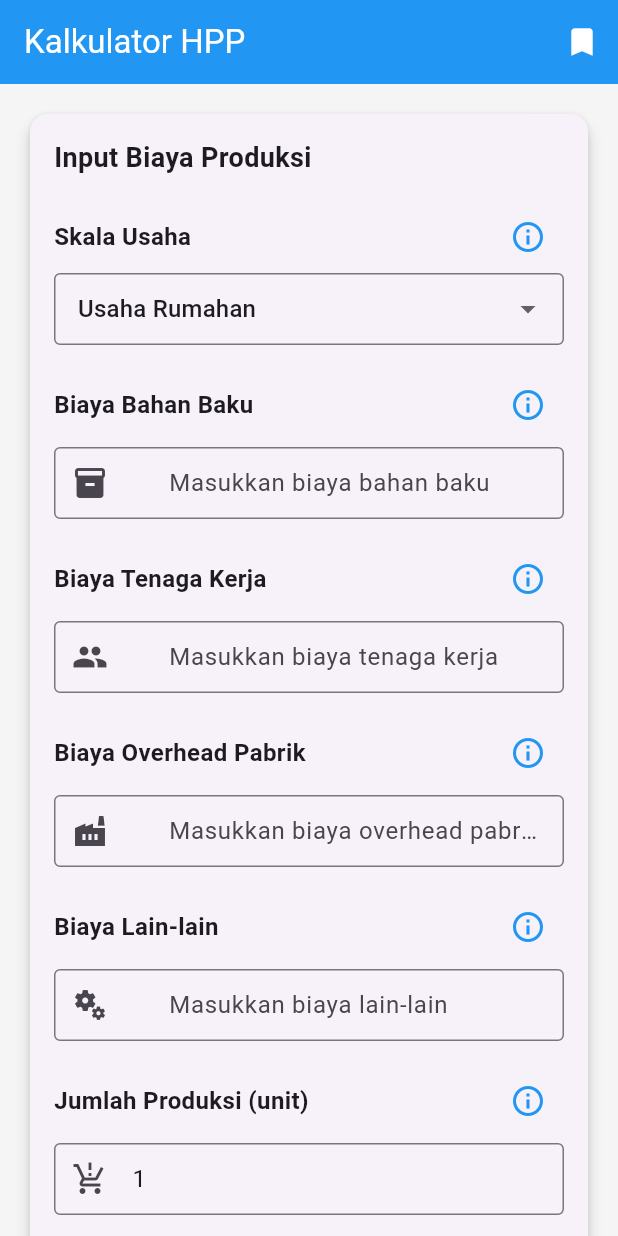
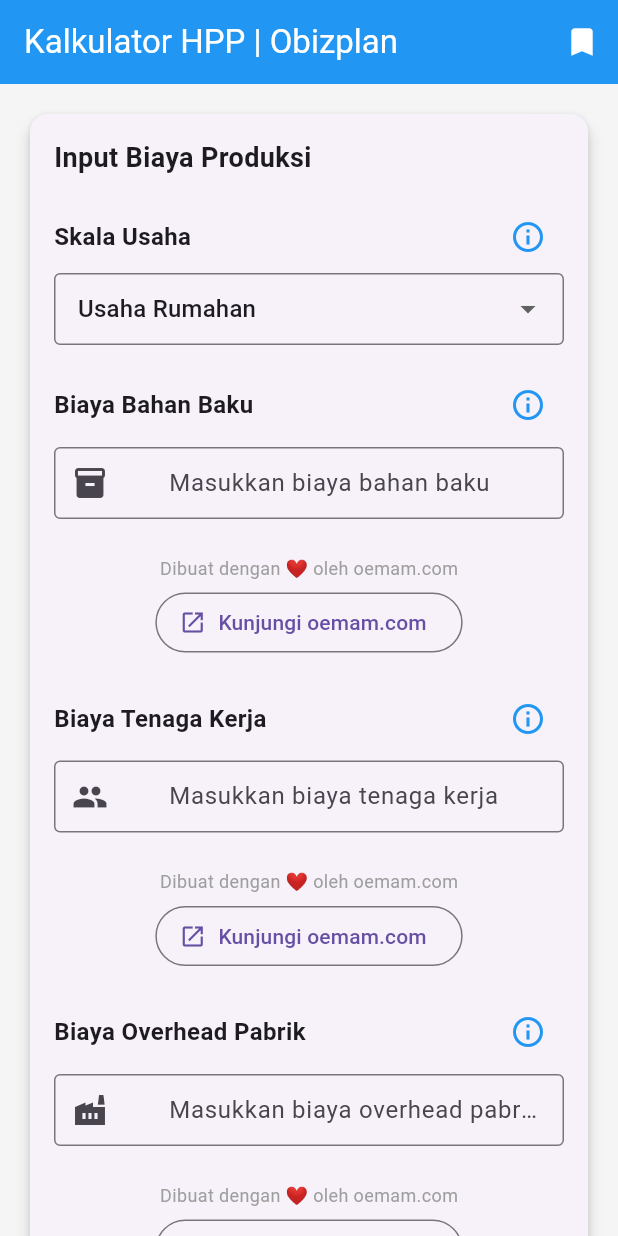
Before and after one commit to billbull21/bizplan_flutter, a Flutter app: the screen it shows after launch, on a phone screen of 412 x 824 dp. Run offline on Flutter 3.47's test engine with Material 3 defaults, Android fonts, the phone set to English and light mode, and no system bars; our stand-ins replace dio, shared_preferences.

Commit message:
update metadata

```diff
--- a/lib/main.dart
+++ b/lib/main.dart
@@ -11,7 +11,7 @@
   @override
   Widget build(BuildContext context) {
     return MaterialApp(
-      title: 'Kalkulator HPP | Bizplan',
+      title: 'Kalkulator HPP | Obizplan',
       theme: ThemeData(
         useMaterial3: true,
         primarySwatch: Colors.blue,
--- a/lib/src/models/hpp_history.dart
+++ b/lib/src/models/hpp_history.dart
@@ -1,4 +1,3 @@
-import 'package:flutter/material.dart';
 import 'hpp_calculator.dart';
 
 class HppHistory {
--- a/lib/src/pages/hpp_calculator_page.dart
+++ b/lib/src/pages/hpp_calculator_page.dart
@@ -1,11 +1,11 @@
 import 'package:flutter/material.dart';
 import 'package:flutter/services.dart';
+import 'package:url_launcher/url_launcher.dart';
 import 'package:uuid/uuid.dart';
 import '../models/hpp_calculator.dart';
 import '../models/hpp_template.dart';
 import '../services/storage_service.dart';
 import '../utils/app_utils.dart';
-import 'hpp_history_page.dart';
 import 'hpp_template_page.dart';
 import '../utils/thousands_separator_input_formatter_utils.dart';
 
@@ -183,12 +183,12 @@
   //   );
   // }
 
-  void _lihatRiwayat() {
-    Navigator.push(
-      context,
-      MaterialPageRoute(builder: (context) => const HppHistoryPage()),
-    );
-  }
+  // void _lihatRiwayat() {
+  //   Navigator.push(
+  //     context,
+  //     MaterialPageRoute(builder: (context) => const HppHistoryPage()),
+  //   );
+  // }
 
   void _lihatTemplate() {
     Navigator.push(
@@ -313,7 +313,7 @@
   Widget build(BuildContext context) {
     return Scaffold(
       appBar: AppBar(
-        title: const Text('Kalkulator HPP'),
+        title: const Text('Kalkulator HPP | Obizplan'),
         backgroundColor: Colors.blue,
         foregroundColor: Colors.white,
         actions: [
@@ -692,6 +692,31 @@
               return null;
             },
           ),
+          SizedBox(
+            height: 24,
+          ),
+          Center(
+            child: Column(
+              mainAxisSize: MainAxisSize.min,
+              children: [
+                Text(
+                  "Dibuat dengan ❤️ oleh oemam.com",
+                  style: TextStyle(
+                    fontSize: 12,
+                    color: Colors.grey,
+                  ),
+                ),
+                SizedBox(
+                  height: 4,
+                ),
+                OutlinedButton.icon(
+                  icon: Icon(Icons.open_in_new),
+                  label: Text("Kunjungi oemam.com"),
+                  onPressed: () => launchUrl(Uri.parse('https://oemam.com/')),
+                ),
+              ],
+            ),
+          ),
         ],
       ),
     );
--- a/pubspec.yaml
+++ b/pubspec.yaml
@@ -12,6 +12,7 @@
   intl: ^0.19.0
   shared_preferences: ^2.2.2
   uuid: ^4.3.3
+  url_launcher: ^6.2.5
 dev_dependencies:
   flutter_test:
     sdk: flutter
```
Also changed, not shown: pubspec.lock, 7 other files.
